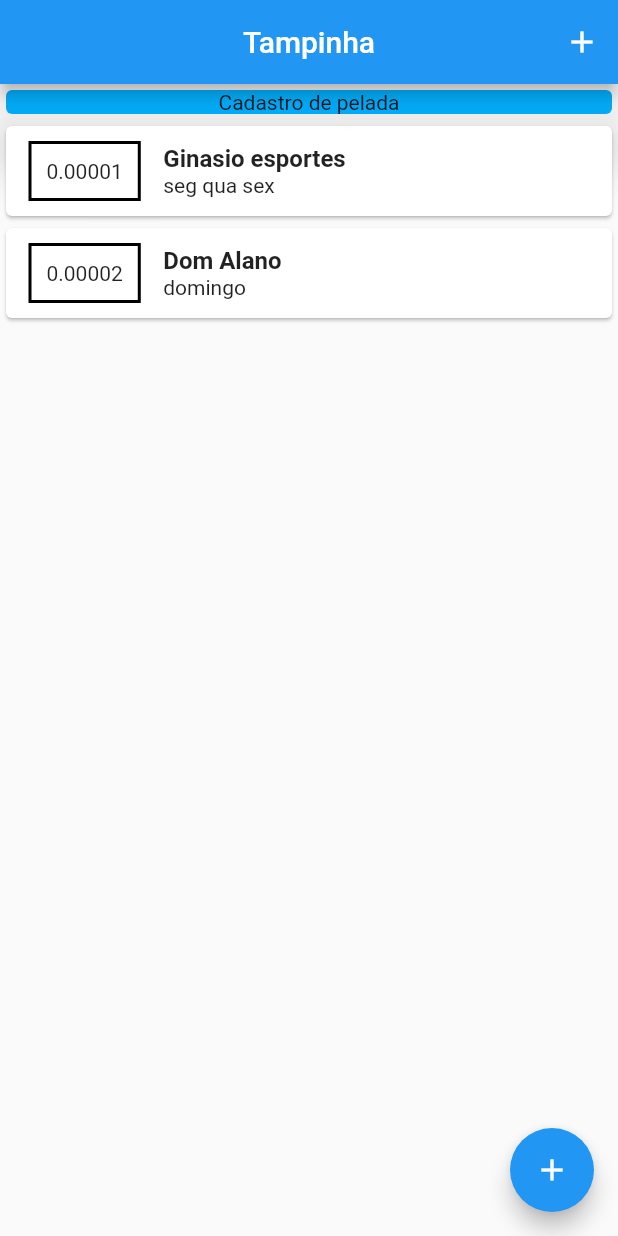
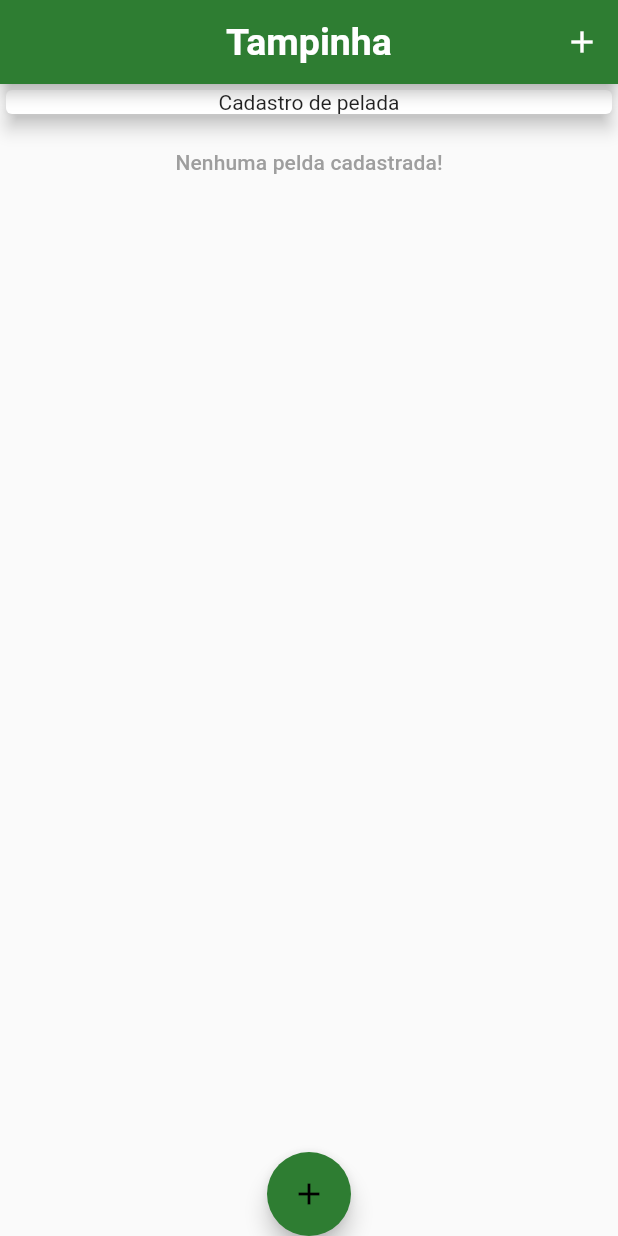
Before and after one commit to borniequepacheco/gerenciapelada, a Flutter app: the screen it shows after launch, on a phone screen of 412 x 824 dp. Run offline on Flutter 3.47's test engine with Material 2 defaults, Android fonts, the phone set to English and light mode, and no system bars; Roboto replaces fonts that are missing (RocknRollOne).

```diff
--- a/lib/components/pelada_form.dart
+++ b/lib/components/pelada_form.dart
@@ -1,10 +1,18 @@
 import 'package:flutter/material.dart';
 
-class PeladasForm extends StatelessWidget {
+class PeladasForm extends StatefulWidget {
+  final void Function(String, String) onSubmit;
+
+  PeladasForm(this.onSubmit);
+
+  @override
+  _PeladasFormState createState() => _PeladasFormState();
+}
+
+class _PeladasFormState extends State<PeladasForm> {
   final descricaoController = TextEditingController();
+
   final diasSemanaController = TextEditingController();
-
-  final void Function(String, String) onSubmit;
 
   _submitForm() {
     final descricao = descricaoController.text;
@@ -14,10 +22,8 @@ class PeladasForm extends StatelessWidget {
       return;
     }
 
-    onSubmit(descricao, diasSemana);
+    widget.onSubmit(descricao, diasSemana);
   }
-
-  PeladasForm(this.onSubmit);
 
   @override
   Widget build(BuildContext context) {
--- a/lib/components/pelada_list.dart
+++ b/lib/components/pelada_list.dart
@@ -10,7 +10,29 @@ class PeladaList extends StatelessWidget {
   Widget build(BuildContext context) {
     return Container(
       height: 300,
-      child: ListView.builder(
+      child: peladas.isEmpty
+          ? Column(
+              children: <Widget>[
+                SizedBox(
+                  height: 20,
+                ),
+                Text(
+                  'Nenhuma pelda cadastrada!',
+                  style: Theme.of(context).textTheme.subtitle2,
+                ),
+                SizedBox(
+                  height: 20,
+                ),
+/*                 Container(
+                  height: 30,
+                  child: Image.asset(
+                    'assets/images/logo.png',
+                    fit: BoxFit.cover,
+                  ),
+                ), */
+              ],
+            )
+          : ListView.builder(
               itemCount: peladas.length,
               itemBuilder: (context2, index) {
                 final pel = peladas[index];
@@ -39,16 +61,15 @@ class PeladaList extends StatelessWidget {
                         children: <Widget>[
                           Text(
                             pel.descricao,
-                      style: TextStyle(
+                            style: Theme.of(context).textTheme.headline6,
+                            /* style: TextStyle(
                         fontWeight: FontWeight.bold,
                         fontSize: 16,
-                      ),
+                      ), */
                           ),
                           Text(
                             pel.diasSemana,
-                      style: TextStyle(
-                        color: Colors.grey[650],
-                      ),
+                            style: Theme.of(context).textTheme.subtitle2,
                           ),
                         ],
                       ),
--- a/lib/main.dart
+++ b/lib/main.dart
@@ -13,6 +13,30 @@ class MyApp extends StatelessWidget {
   Widget build(BuildContext context) {
     return MaterialApp(
       home: MyHomePage(),
+      theme: ThemeData(
+        primaryColor: Colors.green[800],
+        accentColor: Colors.amber,
+        fontFamily: 'RocknRollOne',
+        textTheme: ThemeData.light().textTheme.copyWith(
+              headline4: TextStyle(
+                fontFamily: 'RocknRollOne',
+                fontWeight: FontWeight.bold,
+              ),
+              subtitle2: TextStyle(
+                fontFamily: 'RocknRollOne',
+                color: Colors.grey[500],
+              ),
+            ),
+        appBarTheme: AppBarTheme(
+          textTheme: ThemeData.light().textTheme.copyWith(
+                headline6: TextStyle(
+                  fontFamily: 'RocknRollOne',
+                  fontSize: 25,
+                  fontWeight: FontWeight.bold,
+                ),
+              ),
+        ),
+      ),
     );
   }
 }
@@ -23,8 +47,8 @@ class MyHomePage extends StatefulWidget {
 }
 
 class _MyHomePageState extends State<MyHomePage> {
-  final _peladas = [
-    Pelada(
+  final List<Pelada> _peladas = [
+    /* Pelada(
       id: '0.00001',
       descricao: 'Ginasio esportes',
       diasSemana: 'seg qua sex',
@@ -33,7 +57,7 @@ class _MyHomePageState extends State<MyHomePage> {
       id: '0.00002',
       descricao: 'Dom Alano',
       diasSemana: 'domingo',
-    ),
+    ), */
   ];
 
   _addPelada(String descricao, String diasSemana) {
@@ -46,13 +70,15 @@ class _MyHomePageState extends State<MyHomePage> {
     setState(() {
       _peladas.add(newPelada);
     });
+
+    Navigator.of(context).pop(); //fechar tela (Modal) de add item lista
   }
 
   _openPeladasFormModal(BuildContext context) {
     showModalBottomSheet(
       context: context,
       builder: (_) {
-        return PeladasForm(null);
+        return PeladasForm(_addPelada);
       },
     );
   }
@@ -76,14 +102,15 @@ class _MyHomePageState extends State<MyHomePage> {
           crossAxisAlignment: CrossAxisAlignment.stretch,
           children: <Widget>[
             Container(
-              // width: double.infinity,
               child: Card(
-                color: Colors.lightBlue,
+                // color: Theme.of(context).accentColor,
+
                 child: Text(
                   'Cadastro de pelada',
                   textAlign: TextAlign.center,
                 ),
-                elevation: 15,
+
+                elevation: 5,
               ),
             ),
             PeladaList(_peladas),
@@ -92,8 +119,10 @@ class _MyHomePageState extends State<MyHomePage> {
       ),
       floatingActionButton: FloatingActionButton(
         child: Icon(Icons.add),
+        backgroundColor: Theme.of(context).primaryColor,
         onPressed: () => _openPeladasFormModal(context),
       ),
+      floatingActionButtonLocation: FloatingActionButtonLocation.centerDocked,
     );
   }
 }
```
Also changed, not shown: pubspec.yaml (+12 -8 lines), assets/fonts/AkayaTelivigala-Regular.ttf (added), assets/fonts/RaviPrakash-Regular.ttf (added), assets/images/logo.png (added), assets/images/pelada.png (renamed from assets/imagens/pelada.png), 1 other file. Lines whose indentation alone changed are shown as unchanged.
